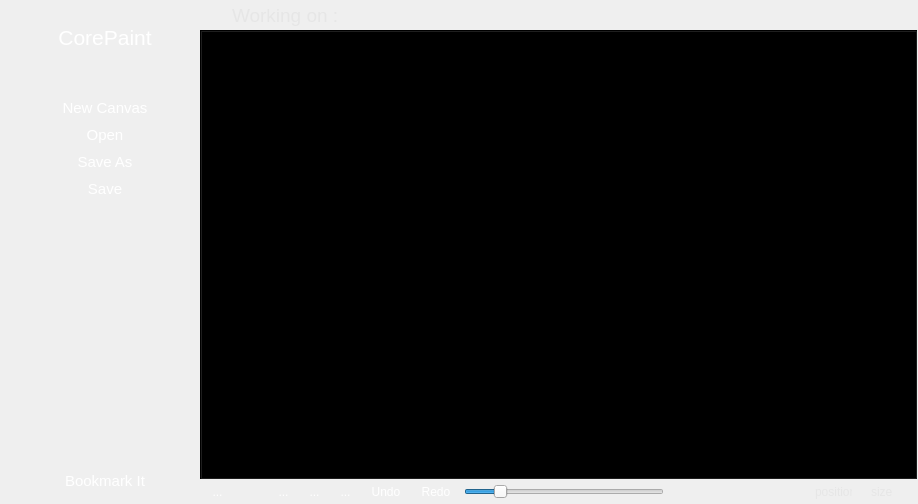
rahmanshaber/corebox, file app/corepaint/corepaint.ui: the form before one commit.
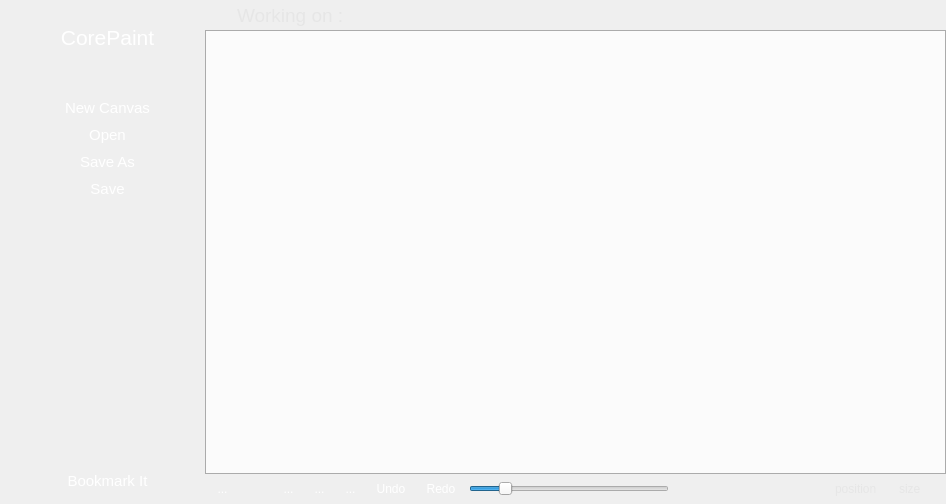
The form after the commit. Icons and pictures are not drawn.

```diff
--- a/app/corepaint/corepaint.ui
+++ b/app/corepaint/corepaint.ui
@@ -6,7 +6,7 @@
    <rect>
     <x>0</x>
     <y>0</y>
-    <width>918</width>
+    <width>946</width>
     <height>504</height>
    </rect>
   </property>
@@ -27,8 +27,8 @@
 
 
 QWidget [accessibleName=&quot;nameBar&quot;]{
-   background-color:#363941;
-   color: #000000;
+    background-color:#363941;
+    color: #000000;
     border: 1px #45454D;}
 
 QWidget [accessibleName=&quot;statusBar&quot;]{
@@ -61,26 +61,42 @@
     background-color: #212F39; }
 
 
-QTabWidget{
-    background-color: transparent;
-    border-style: none;}
 QTabWidget QTabBar{
-    background-color: #333333;
-    height: 30px;}
+background-color: #373737;
+border:none;
+height: 30px;
+}
+
 QTabWidget QTabBar::tab{
-    text-align: left;
-    background-color: #136ba2;
-    border-style: none;
-    height: 30px;
-    width: 63px;
-    color: #ffffff;
-    padding: 0px 5px 0px 5px;}
+text-align: left;
+background-color: #136ba2;
+border-style: 1px rgb(67, 67, 67);
+height: 30px;
+width: 130px;
+color: #136ba2;
+padding: 0px 5px 0px 5px;
+}
+
 QTabWidget QTabBar::tab:selected{
-    background-color: #0f5d90;}
+background-color: #5A5B5C;
+font-weight: bold;
+color: #ffffff;
+}
+
 QTabWidget QTabBar::tab:!selected{
-    background-color:  #333333;}
+background-color:#353536;
+color:  #B4B4B4;
+}
+
 QTabWidget QTabBar::tab:hover{
-    background-color:  #3D3D3D;}
+background-color:  #5A5B5C;
+color:  #ffffff;
+}
+
+QTabBar::close-button {
+    image: url(:/icons/close_w.svg);
+    subcontrol-position: right;
+}
 
 
 QScrollBar:vertical {
@@ -1617,7 +1633,7 @@
      <property name="maximumSize">
       <size>
        <width>16777215</width>
-       <height>24</height>
+       <height>30</height>
       </size>
      </property>
      <property name="accessibleName">
```
